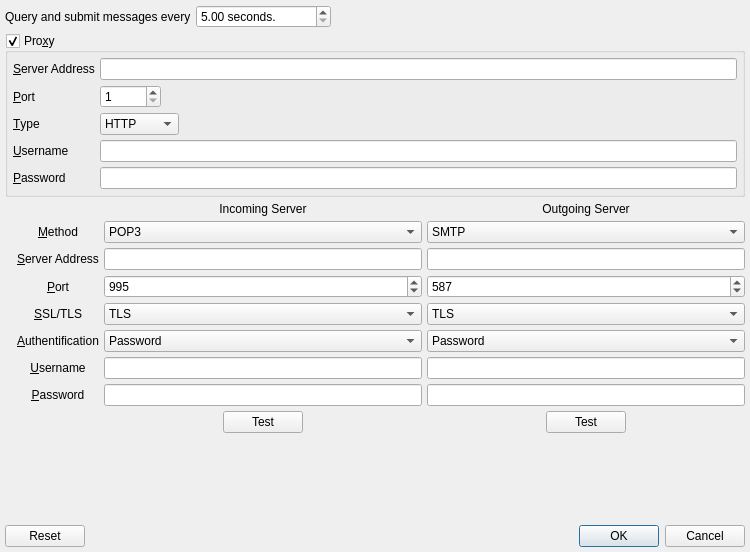
First picture: the form in UI/poptasticsettings.ui, repository xloem/spot-on-svn, before the edit.
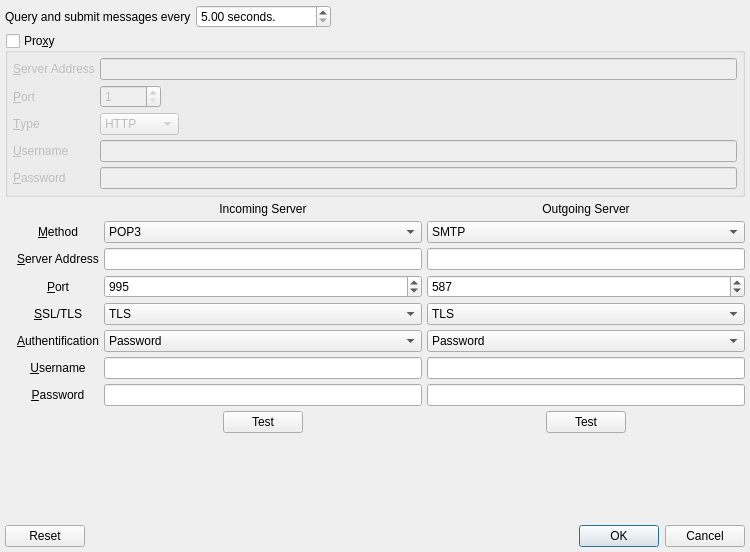
Second picture: the form after the edit. Icons and pictures are not drawn.

```diff
--- a/UI/poptasticsettings.ui
+++ b/UI/poptasticsettings.ui
@@ -75,6 +75,9 @@
      <property name="checkable">
       <bool>true</bool>
      </property>
+     <property name="checked">
+      <bool>false</bool>
+     </property>
      <layout class="QGridLayout" name="gridLayout">
       <property name="margin">
        <number>5</number>
```
